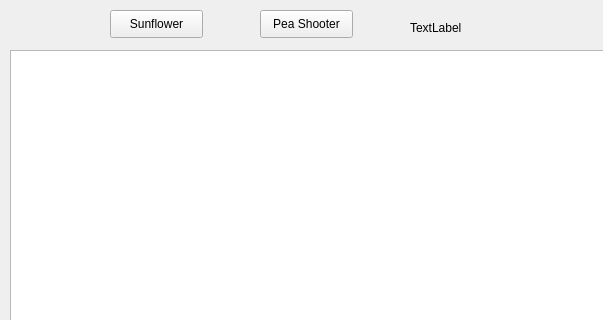
Above: maingame.ui from Izrg/Plants-vs-Zombies before the change; both pictures show x 0 to 603 and y 0 to 320 of the 692 by 410 pixel window. Below: the same form after it.
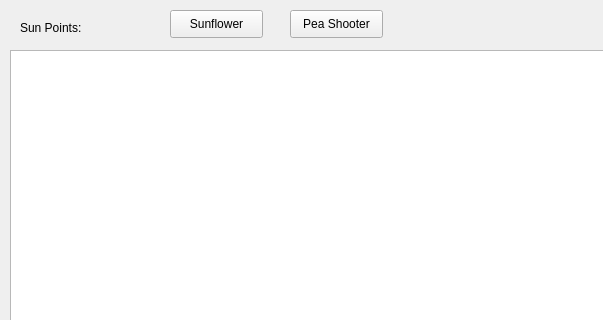
That is the form after the change.

Commit message:
Changed class layout.
Changed the class layout. Added falling suns to screen.

```diff
--- a/maingame.ui
+++ b/maingame.ui
@@ -27,7 +27,7 @@
    <widget class="QPushButton" name="sunflowerBtn">
     <property name="geometry">
      <rect>
-      <x>110</x>
+      <x>170</x>
       <y>10</y>
       <width>93</width>
       <height>28</height>
@@ -40,7 +40,7 @@
    <widget class="QPushButton" name="peashooterBtn">
     <property name="geometry">
      <rect>
-      <x>260</x>
+      <x>290</x>
       <y>10</y>
       <width>93</width>
       <height>28</height>
@@ -53,14 +53,14 @@
    <widget class="QLabel" name="label">
     <property name="geometry">
      <rect>
-      <x>410</x>
+      <x>20</x>
       <y>20</y>
-      <width>53</width>
+      <width>111</width>
       <height>16</height>
      </rect>
     </property>
     <property name="text">
-     <string>TextLabel</string>
+     <string>Sun Points: </string>
     </property>
    </widget>
   </widget>
```
Left out of the diff: 2 changed lines with no effect on the pictures. The commit also changes 7 other files.
